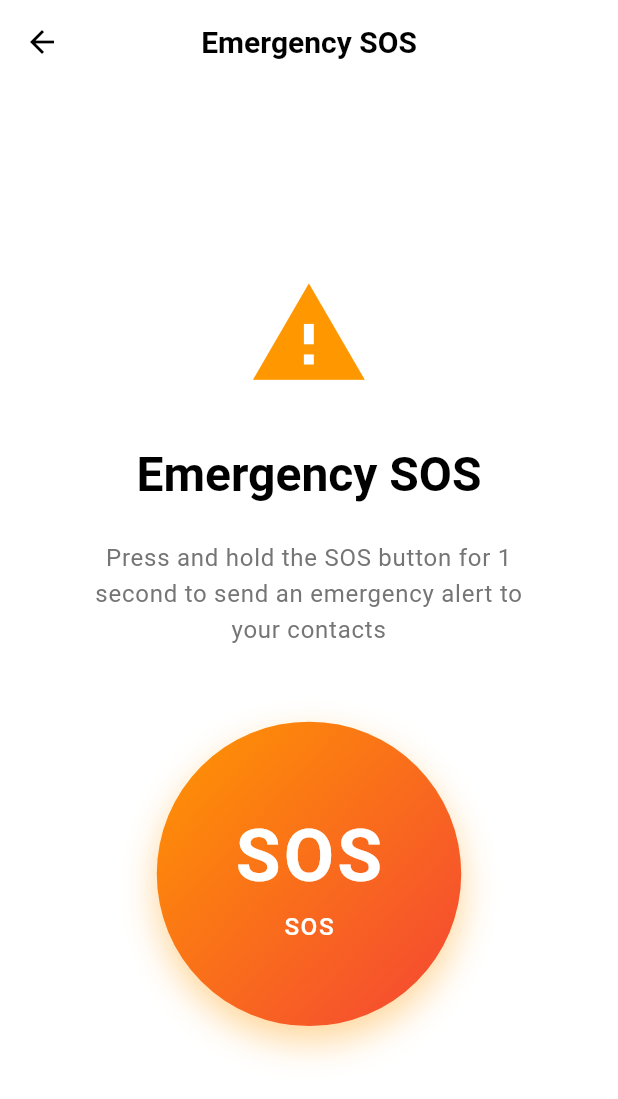
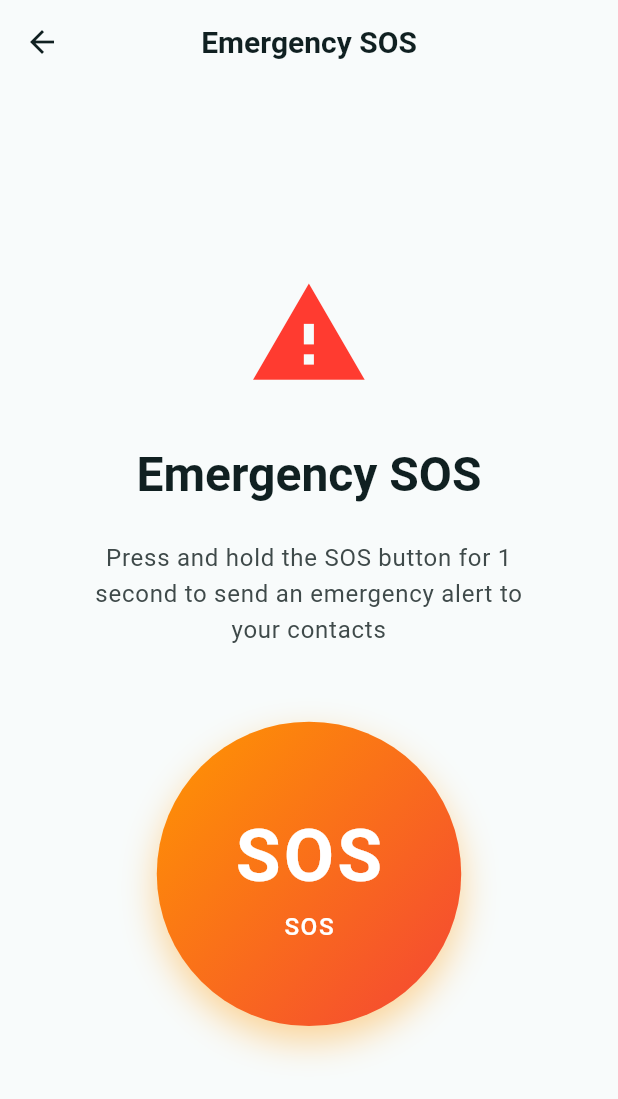
Before and after one commit to HarshasriM/everest_hackathon, a Flutter app: the SosScreen screen opened directly, on a phone screen of 412 x 824 dp. Shown: the top 1099 px of the screen. Run offline on Flutter 3.47's test engine with Material 3 defaults, Android fonts, the phone set to English and light mode, and no system bars; our stand-ins replace audioplayers, bloc, dartz, dio, equatable, flutter_bloc and 19 more; accounts and stored records are empty.

Commit message:
Apply dark theme styles to SOS screen

```diff
--- a/lib/features/sos/presentation/sos_screen.dart
+++ b/lib/features/sos/presentation/sos_screen.dart
@@ -4,8 +4,7 @@ import 'package:flutter_bloc/flutter_bloc.dart';
 import 'package:flutter_screenutil/flutter_screenutil.dart';
 import 'package:go_router/go_router.dart';
 import '../../../core/dependency_injection/di_container.dart' as di;
-// import '../../../core/theme/app_color_scheme.dart';
-import "package:everest_hackathon/core/theme/color_scheme.dart";
+import 'package:everest_hackathon/core/theme/color_scheme.dart';
 import '../../../core/utils/constants.dart';
 import '../../../routes/app_routes.dart';
 import '../bloc/sos_bloc.dart';
@@ -107,24 +106,37 @@ class _SosScreenState extends State<SosScreen> with TickerProviderStateMixin {
   }
 
   void _showSuccessDialog(String message) {
+    final theme = Theme.of(context);
+    final cs = theme.colorScheme;
+
     showDialog(
       context: context,
       barrierDismissible: false,
       builder: (context) => AlertDialog(
+        backgroundColor: cs.surface,
         icon: Icon(
           Icons.check_circle,
           color: AppColorScheme.successColor,
           size: 64.sp,
         ),
-        title: const Text('SOS Alert Sent'),
-        content: Text(message),
+        title: Text(
+          'SOS Alert Sent',
+          style: TextStyle(color: cs.onSurface),
+        ),
+        content: Text(
+          message,
+          style: TextStyle(color: cs.onSurfaceVariant),
+        ),
         actions: [
           TextButton(
             onPressed: () {
               Navigator.of(context).pop();
               context.pop();
             },
-            child: const Text('OK'),
+            child: Text(
+              'OK',
+              style: TextStyle(color: cs.primary),
+            ),
           ),
         ],
       ),
@@ -132,40 +144,56 @@ class _SosScreenState extends State<SosScreen> with TickerProviderStateMixin {
   }
 
   void _showErrorDialog(String message) {
-    // Check if the error is related to missing emergency contacts
+    final theme = Theme.of(context);
+    final cs = theme.colorScheme;
+
     final lowercaseMessage = message.toLowerCase();
-    final isEmergencyContactsError = lowercaseMessage.contains('emergency contacts') ||
-                                   lowercaseMessage.contains('no contacts') ||
-                                   lowercaseMessage.contains('contacts found') ||
-                                   lowercaseMessage.contains('add contacts') ||
-                                   lowercaseMessage.contains('no emergency contacts found');
+    final isEmergencyContactsError =
+        lowercaseMessage.contains('emergency contacts') ||
+            lowercaseMessage.contains('no contacts') ||
+            lowercaseMessage.contains('contacts found') ||
+            lowercaseMessage.contains('add contacts') ||
+            lowercaseMessage.contains('no emergency contacts found');
 
     showDialog(
       context: context,
       builder: (context) => AlertDialog(
+        backgroundColor: cs.surface,
         icon: Icon(
           isEmergencyContactsError ? Icons.contacts : Icons.error,
-          color: isEmergencyContactsError ? Colors.orange : AppColorScheme.sosRedColor,
+          color:
+              isEmergencyContactsError ? Colors.orange : AppColorScheme.sosRedColor,
           size: 64.sp,
         ),
-        title: Text(isEmergencyContactsError ? 'No Emergency Contacts' : 'Failed to Send SOS'),
-        content: Text(message),
+        title: Text(
+          isEmergencyContactsError ? 'No Emergency Contacts' : 'Failed to Send SOS',
+          style: TextStyle(color: cs.onSurface),
+        ),
+        content: Text(
+          message,
+          style: TextStyle(color: cs.onSurfaceVariant),
+        ),
         actions: [
           if (isEmergencyContactsError) ...[
             TextButton(
               onPressed: () {
                 Navigator.of(context).pop();
-                // Navigate to emergency contacts screen
                 context.push(AppRoutes.emergencyContacts);
               },
-              child: const Text('Add Emergency Contacts'),
+              child: Text(
+                'Add Emergency Contacts',
+                style: TextStyle(color: cs.primary),
+              ),
             ),
             TextButton(
               onPressed: () {
                 Navigator.of(context).pop();
                 context.read<SosBloc>().add(const SosReset());
               },
-              child: const Text('Cancel'),
+              child: Text(
+                'Cancel',
+                style: TextStyle(color: cs.onSurfaceVariant),
+              ),
             ),
           ] else ...[
             TextButton(
@@ -173,7 +201,10 @@ class _SosScreenState extends State<SosScreen> with TickerProviderStateMixin {
                 Navigator.of(context).pop();
                 context.read<SosBloc>().add(const SosReset());
               },
-              child: const Text('Try Again'),
+              child: Text(
+                'Try Again',
+                style: TextStyle(color: cs.primary),
+              ),
             ),
           ],
         ],
@@ -188,7 +219,9 @@ class _SosScreenState extends State<SosScreen> with TickerProviderStateMixin {
         if (state is SosSuccess) {
           _animationController.stop();
           _animationController.reset();
-          _showSuccessDialog('Emergency alerts sent successfully to ${state.response.results.length} contacts');
+          _showSuccessDialog(
+            'Emergency alerts sent successfully to ${state.response.results.length} contacts',
+          );
         } else if (state is SosError) {
           _animationController.stop();
           _animationController.reset();
@@ -207,26 +240,26 @@ class _SosScreenState extends State<SosScreen> with TickerProviderStateMixin {
       },
       child: BlocBuilder<SosBloc, SosState>(
         builder: (context, state) {
+          final theme = Theme.of(context);
+          final cs = theme.colorScheme;
           final isCountingDown = state is SosCountdown;
           final isSending = state is SosSending;
           final isActive = isCountingDown || isSending;
 
           return Scaffold(
-            backgroundColor: isActive
-                ? Colors.black
-                : Colors.white,
+            backgroundColor:
+                isActive ? Colors.black : theme.scaffoldBackgroundColor,
             appBar: AppBar(
               title: Text(
                 'Emergency SOS',
                 style: TextStyle(
-                  color: isActive ? Colors.white : Colors.black,
+                  color: isActive ? Colors.white : cs.onSurface,
                   fontWeight: FontWeight.w600,
                 ),
               ),
-              backgroundColor: isActive
-                  ? Colors.red
-                  : Colors.white,
-              foregroundColor: isActive ? Colors.white : Colors.black,
+              backgroundColor:
+                  isActive ? AppColorScheme.sosRedColor : theme.scaffoldBackgroundColor,
+              foregroundColor: isActive ? Colors.white : cs.onSurface,
               elevation: 0,
             ),
             body: SafeArea(
@@ -244,17 +277,10 @@ class _SosScreenState extends State<SosScreen> with TickerProviderStateMixin {
                       mainAxisAlignment: MainAxisAlignment.center,
                       crossAxisAlignment: CrossAxisAlignment.center,
                       children: [
-                        // Status Display
                         Center(child: _buildStatusDisplay(state)),
-
                         SizedBox(height: 48.h),
-
-                        // SOS Button
                         Center(child: _buildSosButton(state)),
-
                         SizedBox(height: 48.h),
-
-                        // Instructions
                         Center(child: _buildInstructions(state)),
                       ],
                     ),
@@ -269,27 +295,30 @@ class _SosScreenState extends State<SosScreen> with TickerProviderStateMixin {
   }
 
   Widget _buildStatusDisplay(SosState state) {
+    final theme = Theme.of(context);
+    final cs = theme.colorScheme;
+
     if (state is SosInitial) {
       return Column(
         children: [
           Icon(
             Icons.warning,
             size: 80.sp,
-            color: Colors.orange,
+            color: AppColorScheme.sosRedColor,
           ),
           SizedBox(height: 32.h),
           Text(
             'Emergency SOS',
-            style: Theme.of(context).textTheme.headlineLarge?.copyWith(
+            style: theme.textTheme.headlineLarge?.copyWith(
               fontWeight: FontWeight.bold,
-              color: Colors.black,
+              color: cs.onSurface,
             ),
           ),
           SizedBox(height: 24.h),
           Text(
             'Press and hold the SOS button for 1\nsecond to send an emergency alert to\nyour contacts',
-            style: Theme.of(context).textTheme.bodyLarge?.copyWith(
-              color: Colors.grey[600],
+            style: theme.textTheme.bodyLarge?.copyWith(
+              color: cs.onSurfaceVariant,
             ),
             textAlign: TextAlign.center,
           ),
@@ -300,8 +329,8 @@ class _SosScreenState extends State<SosScreen> with TickerProviderStateMixin {
         children: [
           Text(
             'SENDING SOS IN',
-            style: Theme.of(context).textTheme.headlineSmall?.copyWith(
-              color: Colors.red,
+            style: theme.textTheme.headlineSmall?.copyWith(
+              color: AppColorScheme.sosRedColor,
               fontWeight: FontWeight.bold,
               letterSpacing: 1.2,
             ),
@@ -316,7 +345,7 @@ class _SosScreenState extends State<SosScreen> with TickerProviderStateMixin {
                 decoration: BoxDecoration(
                   shape: BoxShape.circle,
                   border: Border.all(
-                    color: Colors.red,
+                    color: AppColorScheme.sosRedColor,
                     width: 3,
                   ),
                 ),
@@ -326,7 +355,7 @@ class _SosScreenState extends State<SosScreen> with TickerProviderStateMixin {
                     style: TextStyle(
                       fontSize: 48.sp,
                       fontWeight: FontWeight.bold,
-                      color: Colors.red,
+                      color: AppColorScheme.sosRedColor,
                     ),
                   ),
                 ),
@@ -351,7 +380,7 @@ class _SosScreenState extends State<SosScreen> with TickerProviderStateMixin {
           SizedBox(height: 24.h),
           Text(
             'Sending Emergency Alerts...',
-            style: Theme.of(context).textTheme.headlineSmall?.copyWith(
+            style: theme.textTheme.headlineSmall?.copyWith(
               color: AppColorScheme.sosRedColor,
               fontWeight: FontWeight.bold,
             ),
@@ -359,7 +388,9 @@ class _SosScreenState extends State<SosScreen> with TickerProviderStateMixin {
           SizedBox(height: 16.h),
           Text(
             'Getting your location and notifying contacts',
-            style: Theme.of(context).textTheme.bodyLarge,
+            style: theme.textTheme.bodyLarge?.copyWith(
+              color: cs.onSurfaceVariant,
+            ),
             textAlign: TextAlign.center,
           ),
         ],
@@ -375,7 +406,7 @@ class _SosScreenState extends State<SosScreen> with TickerProviderStateMixin {
           SizedBox(height: 24.h),
           Text(
             'SOS Alert Cancelled',
-            style: Theme.of(context).textTheme.headlineMedium?.copyWith(
+            style: theme.textTheme.headlineMedium?.copyWith(
               fontWeight: FontWeight.bold,
               color: AppColorScheme.warningColor,
             ),
@@ -433,19 +464,18 @@ class _SosScreenState extends State<SosScreen> with TickerProviderStateMixin {
           return Stack(
             alignment: Alignment.center,
             children: [
-              // Hold progress indicator
               if (_isHolding)
-                Container(
+                SizedBox(
                   width: 220.w,
                   height: 220.h,
                   child: CircularProgressIndicator(
                     value: _holdAnimation.value,
                     strokeWidth: 6,
-                    valueColor: AlwaysStoppedAnimation<Color>(Colors.white),
+                    valueColor:
+                        const AlwaysStoppedAnimation<Color>(Colors.white),
                     backgroundColor: Colors.white.withOpacity(0.3),
                   ),
                 ),
-              // Main SOS Button
               Container(
                 width: 200.w,
                 height: 200.h,
@@ -455,8 +485,11 @@ class _SosScreenState extends State<SosScreen> with TickerProviderStateMixin {
                     colors: isActive
                         ? [Colors.red, Colors.orange]
                         : _isHolding
-                          ? [Colors.red.withOpacity(0.8), Colors.orange.withOpacity(0.8)]
-                          : [Colors.orange, Colors.red],
+                            ? [
+                                Colors.red.withOpacity(0.8),
+                                Colors.orange.withOpacity(0.8)
+                              ]
+                            : [Colors.orange, Colors.red],
                     begin: Alignment.topLeft,
                     end: Alignment.bottomRight,
                   ),
@@ -512,14 +545,18 @@ class _SosScreenState extends State<SosScreen> with TickerProviderStateMixin {
   }
 
   Widget _buildInstructions(SosState state) {
+    final theme = Theme.of(context);
+    final cs = theme.colorScheme;
+
     if (state is SosInitial) {
-      return const SizedBox.shrink(); // Remove instructions for cleaner look
+      // keeping it empty for minimal initial screen, as you had
+      return const SizedBox.shrink();
     } else if (state is SosCountdown) {
       return Padding(
         padding: EdgeInsets.only(top: 32.h),
         child: Text(
           'Tap the button to cancel',
-          style: Theme.of(context).textTheme.bodyLarge?.copyWith(
+          style: theme.textTheme.bodyLarge?.copyWith(
             color: Colors.white,
             fontWeight: FontWeight.w500,
           ),
@@ -529,15 +566,15 @@ class _SosScreenState extends State<SosScreen> with TickerProviderStateMixin {
     } else if (state is SosSending) {
       return Text(
         'Please wait while we send your emergency alerts...',
-        style: Theme.of(context).textTheme.bodyLarge?.copyWith(
-          color: Theme.of(context).colorScheme.onSurfaceVariant,
+        style: theme.textTheme.bodyLarge?.copyWith(
+          color: cs.onSurfaceVariant,
         ),
         textAlign: TextAlign.center,
       );
     } else if (state is SosCancelled) {
       return Text(
         'Emergency alert was cancelled successfully',
-        style: Theme.of(context).textTheme.bodyLarge?.copyWith(
+        style: theme.textTheme.bodyLarge?.copyWith(
           color: AppColorScheme.warningColor,
         ),
         textAlign: TextAlign.center,
@@ -545,41 +582,4 @@ class _SosScreenState extends State<SosScreen> with TickerProviderStateMixin {
     }
     return const SizedBox.shrink();
   }
-
-  Widget _buildInstructionItem(String text) {
-    return Padding(
-      padding: EdgeInsets.only(bottom: 4.h),
-      child: Row(
-        children: [
-          SizedBox(width: 16.w),
-          Icon(
-            Icons.check_circle_outline,
-            size: 16.sp,
-            color: AppColorScheme.successColor,
-          ),
-          SizedBox(width: 8.w),
-          Expanded(
-            child: Text(
-              text,
-              style: Theme.of(context).textTheme.bodyMedium,
-            ),
-          ),
-        ],
-      ),
-    );
-  }
-
 }
-
-// Export the wrapper as the main widget
-// class SosScreenPage extends StatelessWidget {
-//   const SosScreenPage({super.key});
-
-//   @override
-//   Widget build(BuildContext context) {
-//     return BlocProvider(
-//       create: (context) => di.sl<SosBloc>(),
-//       child: const SosScreen(),
-//     );
-//   }
-// }
```
